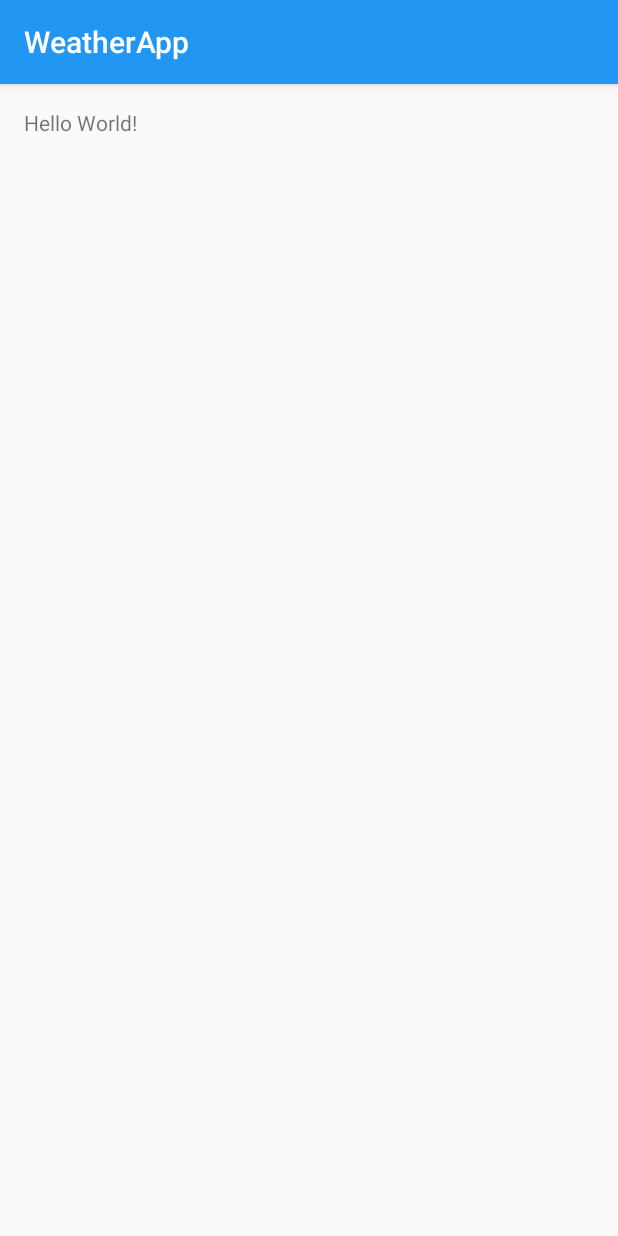
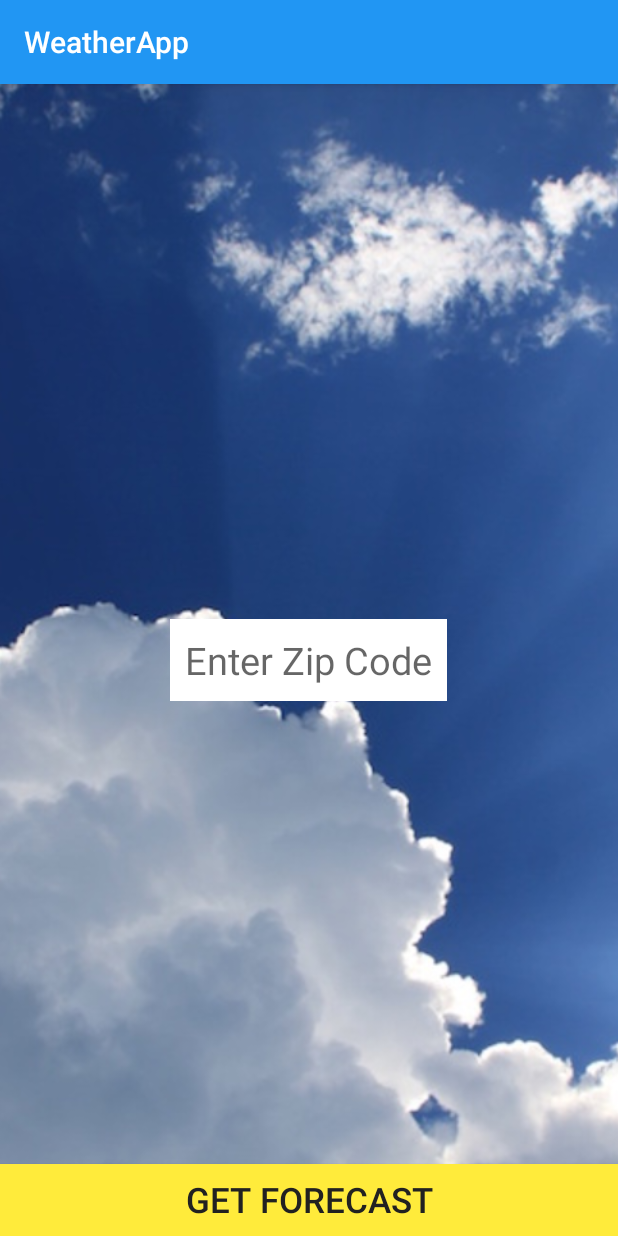
Before and after one commit to mbrecunier/WeatherApp, an Android app: the screen it shows after launch (MainActivity), on a phone screen of 412 x 824 dp. Run offline under Robolectric (Android 15) with nearby library versions, the phone set to English and light mode, and no system bars.

Commit message:
add edit text for zipcode and button to get forecast on MainActivity

```diff
--- a/app/src/main/res/layout/activity_main.xml
+++ b/app/src/main/res/layout/activity_main.xml
@@ -4,14 +4,38 @@
     xmlns:tools="http://schemas.android.com/tools"
     android:layout_width="match_parent"
     android:layout_height="match_parent"
-    android:paddingLeft="@dimen/activity_horizontal_margin"
-    android:paddingRight="@dimen/activity_horizontal_margin"
-    android:paddingTop="@dimen/activity_vertical_margin"
-    android:paddingBottom="@dimen/activity_vertical_margin"
     tools:context=".ui.MainActivity">
 
-    <TextView
-        android:text="Hello World!"
+    <ImageView
         android:layout_width="wrap_content"
-        android:layout_height="wrap_content" />
+        android:layout_height="fill_parent"
+        android:id="@+id/backgroundImageView"
+        android:src="@drawable/background"
+        android:scaleType="centerCrop"
+        android:layout_alignParentBottom="true"
+        android:layout_alignParentLeft="true"
+        android:layout_alignParentStart="true" />
+
+    <Button
+        android:layout_width="match_parent"
+        android:layout_height="wrap_content"
+        android:text="Get Forecast"
+        android:id="@+id/getForecastButton"
+        android:layout_alignParentBottom="true"
+        android:layout_centerHorizontal="true"
+        android:background="@color/colorAccent"
+        android:textColor="@color/colorPrimaryText"
+        android:textSize="23sp" />
+
+    <EditText
+        android:layout_width="wrap_content"
+        android:layout_height="wrap_content"
+        android:id="@+id/locationEditText"
+        android:background="@color/colorTextIcons"
+        android:padding="10dp"
+        android:inputType="number"
+        android:hint="Enter Zip Code"
+        android:layout_centerVertical="true"
+        android:layout_centerHorizontal="true"
+        android:textSize="25sp" />
 </RelativeLayout>
```
